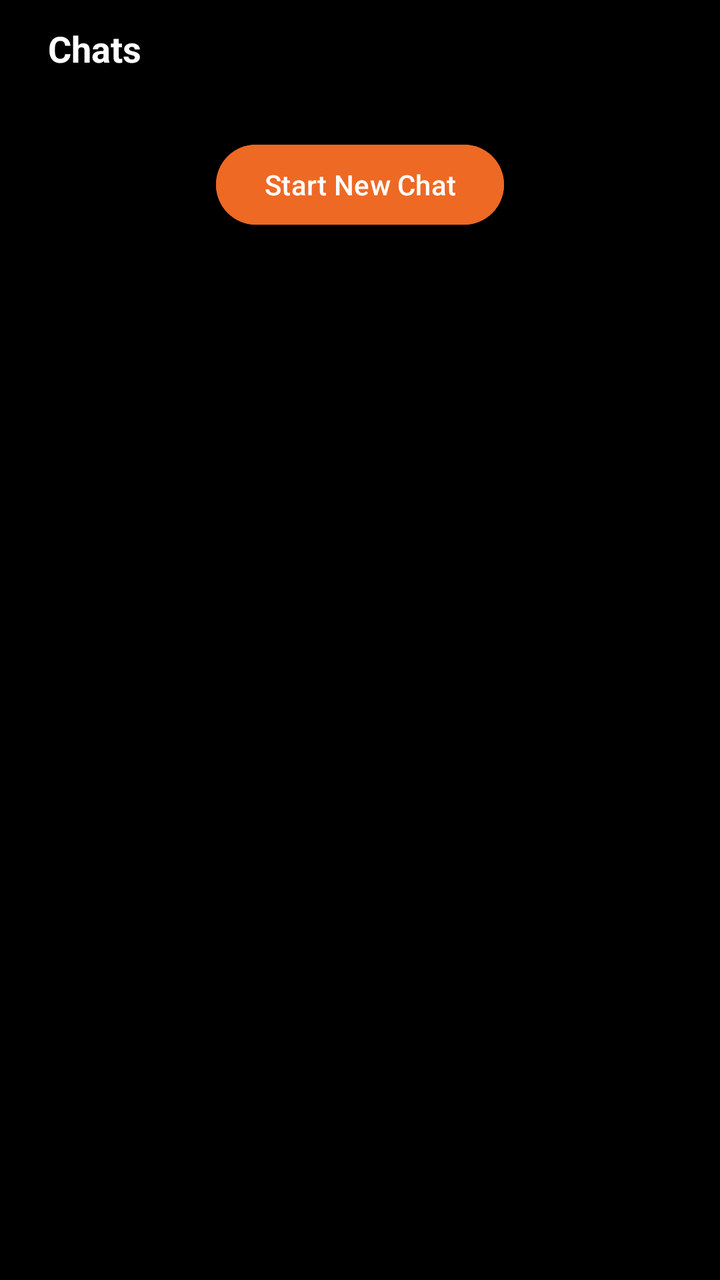
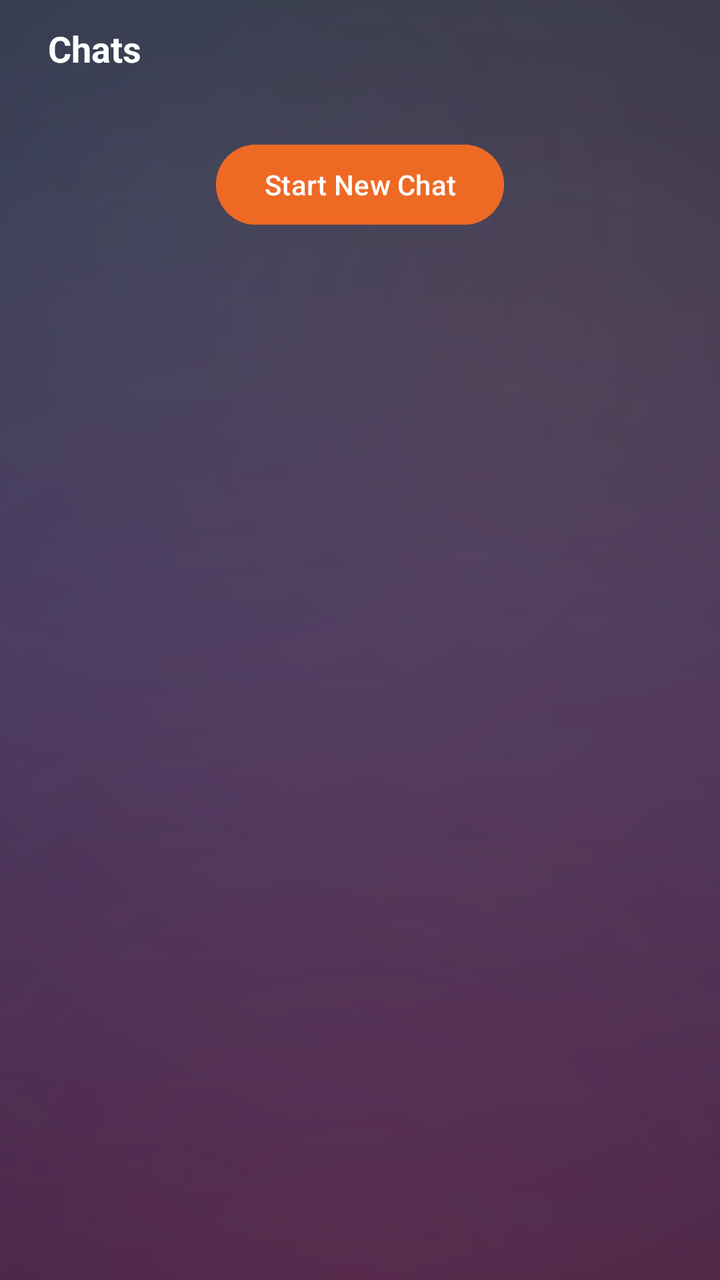

Compare the two renders of this Android layout. The source of the first and the diff that turns it into the second are given below.
<!-- AndroidManifest.xml: application theme Theme.Bitbloom -->
<!-- res/layout/fragment_chat.xml -->
<?xml version="1.0" encoding="utf-8"?>
<LinearLayout xmlns:android="http://schemas.android.com/apk/res/android"
    android:id="@+id/chat_fragment"
    android:layout_width="match_parent"
    android:layout_height="match_parent"
    android:background="@color/black"
    android:orientation="vertical">


    <TextView
        android:id="@+id/textView"
        android:layout_width="wrap_content"
        android:layout_height="wrap_content"
        android:layout_marginStart="24dp"
        android:layout_marginTop="12dp"
        android:text="@string/fragment_chat_chats"
        android:textColor="@color/white"
        android:textSize="18sp"
        android:textStyle="bold" />

    <androidx.recyclerview.widget.RecyclerView
        android:id="@+id/chat_list_recycler_view"
        android:layout_width="match_parent"
        android:layout_height="wrap_content"
        android:clipToPadding="false"
        android:paddingBottom="16dp" />

    <com.google.android.material.button.MaterialButton
        android:id="@+id/btnStartChat"
        android:layout_width="wrap_content"
        android:layout_height="wrap_content"
        android:layout_gravity="center"
        android:layout_marginTop="16dp"
        android:backgroundTint="@color/orange"
        android:text="@string/fragment_chat_start_new_chat" />


</LinearLayout>
<!-- resources referenced by this layout -->
<resources>
  <color name="black">#FF000000</color>
  <color name="orange">#EE6924</color>
  <color name="white">#FFFFFFFF</color>
  <string name="fragment_chat_chats">Chats</string>
  <string name="fragment_chat_start_new_chat">Start New Chat</string>
  <style name="Theme.Bitbloom" parent="Base.Theme.Bitbloom">
          
          <item name="editTextStyle">@style/Widget.MXG.EditText.WhiteCursor</item>
          <item name="android:editTextStyle">@style/Widget.MXG.EditText.WhiteCursor</item>
  
          
          <item name="android:textCursorDrawable">@drawable/cursor_white</item>
      </style>
  <style name="Base.Theme.Bitbloom" parent="Theme.Material3.DayNight.NoActionBar">
          <item name="android:statusBarColor">@color/mxg_black</item>
          <item name="colorPrimary">@color/mxg_white</item>
          <item name="android:navigationBarColor">@color/mxg_black</item>
          <item name="android:datePickerDialogTheme">@style/BitbloomDatePickerTheme</item>
      </style>
  <style name="Widget.MXG.EditText.WhiteCursor" parent="Widget.AppCompat.EditText">
          <item name="android:textCursorDrawable">@drawable/cursor_white</item>
      </style>
  <!-- drawable cursor_white (drawable) -->
  <?xml version="1.0" encoding="utf-8"?>
  <shape xmlns:android="http://schemas.android.com/apk/res/android">
      <size android:width="2dp"/>
      <solid android:color="@android:color/white"/>
      <corners android:radius="1dp"/>
  </shape>
  <color name="mxg_black">#000000</color>
  <color name="mxg_white">#FFFFFF</color>
  <color name="status_bar_color">#EE6924</color>
  <color name="light_status_bar_color">#EE6924</color>
  <!-- unchanged entries left out for length: 1 -->
</resources>

<!-- the commit's change to res/layout/fragment_chat.xml (unified diff, before → after) -->
@@ -3,7 +3,7 @@
     android:id="@+id/chat_fragment"
     android:layout_width="match_parent"
     android:layout_height="match_parent"
-    android:background="@color/black"
+    android:background="@drawable/bg_mxg_deposit_gradient"
     android:orientation="vertical">
 
 
<!-- resource entries referenced after the edit -->
@@ -1,8 +1,66 @@
 <!-- resources referenced by this layout -->
 <resources>
-  <color name="black">#FF000000</color>
   <color name="orange">#EE6924</color>
   <color name="white">#FFFFFFFF</color>
+  <!-- drawable bg_mxg_deposit_gradient (drawable) -->
+  <?xml version="1.0" encoding="utf-8"?>
+  <layer-list xmlns:android="http://schemas.android.com/apk/res/android">
+  
+      
+      <item>
+          <shape android:shape="rectangle">
+              <gradient
+                  android:type="linear"
+                  android:angle="270"
+                  android:startColor="#1C1F3A"
+                  android:centerColor="#2C2150"
+                  android:endColor="#341A38"/>
+          </shape>
+      </item>
+  
+      
+      <item android:gravity="top|start">
+          <shape android:shape="rectangle">
+              <gradient
+                  android:type="radial"
+                  android:centerX="25%"
+                  android:centerY="18%"
+                  android:gradientRadius="700dp"
+                  android:startColor="#2240E6FF"
+                  android:centerColor="#0F40E6FF"
+                  android:endColor="#0040E6FF"/>
+          </shape>
+      </item>
+  
+      
+      <item android:gravity="top|end">
+          <shape android:shape="rectangle">
+              <gradient
+                  android:type="radial"
+                  android:centerX="78%"
+                  android:centerY="28%"
+                  android:gradientRadius="700dp"
+                  android:startColor="#26FF9F43"
+                  android:centerColor="#12FF9F43"
+                  android:endColor="#00FF9F43"/>
+          </shape>
+      </item>
+  
+      
+      <item android:gravity="bottom|center_horizontal">
+          <shape android:shape="rectangle">
+              <gradient
+                  android:type="radial"
+                  android:centerX="50%"
+                  android:centerY="100%"
+                  android:gradientRadius="820dp"
+                  android:startColor="#26E640A1"
+                  android:centerColor="#10E640A1"
+                  android:endColor="#00E640A1"/>
+          </shape>
+      </item>
+  
+  </layer-list>
   <string name="fragment_chat_chats">Chats</string>
   <string name="fragment_chat_start_new_chat">Start New Chat</string>
   <style name="Theme.Bitbloom" parent="Base.Theme.Bitbloom">
